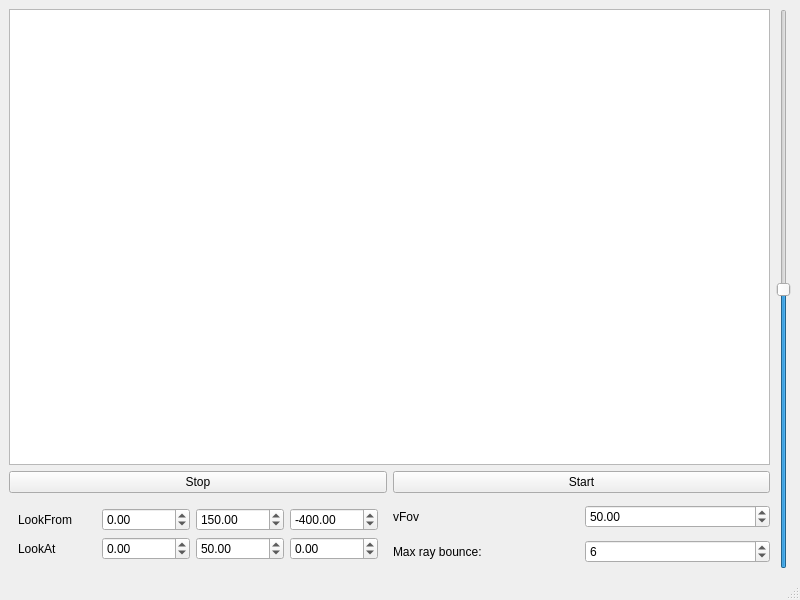
Old version of the form src/qt/RtViewer/mainwindow.ui in the repository pdani86/raytracing.github.io.
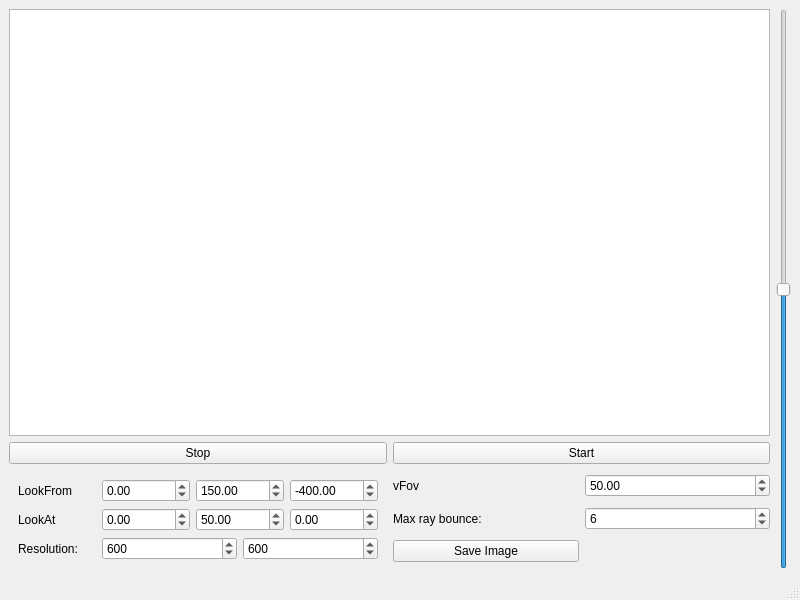
New version of the form.

```diff
--- a/src/qt/RtViewer/mainwindow.ui
+++ b/src/qt/RtViewer/mainwindow.ui
@@ -139,6 +139,43 @@
            </item>
           </layout>
          </item>
+         <item row="2" column="0">
+          <widget class="QLabel" name="label_5">
+           <property name="text">
+            <string>Resolution:</string>
+           </property>
+          </widget>
+         </item>
+         <item row="2" column="1">
+          <layout class="QGridLayout" name="gridLayout_8">
+           <item row="0" column="0">
+            <widget class="QSpinBox" name="resX">
+             <property name="minimum">
+              <number>1</number>
+             </property>
+             <property name="maximum">
+              <number>20000</number>
+             </property>
+             <property name="value">
+              <number>600</number>
+             </property>
+            </widget>
+           </item>
+           <item row="0" column="1">
+            <widget class="QSpinBox" name="resY">
+             <property name="minimum">
+              <number>1</number>
+             </property>
+             <property name="maximum">
+              <number>20000</number>
+             </property>
+             <property name="value">
+              <number>600</number>
+             </property>
+            </widget>
+           </item>
+          </layout>
+         </item>
         </layout>
        </widget>
       </item>
@@ -178,6 +215,13 @@
           </property>
          </widget>
         </item>
+        <item row="2" column="0">
+         <widget class="QPushButton" name="saveImageBtn">
+          <property name="text">
+           <string>Save Image</string>
+          </property>
+         </widget>
+        </item>
        </layout>
       </item>
      </layout>
```
Left out of the diff: 42 changed lines with no effect on the pictures.
